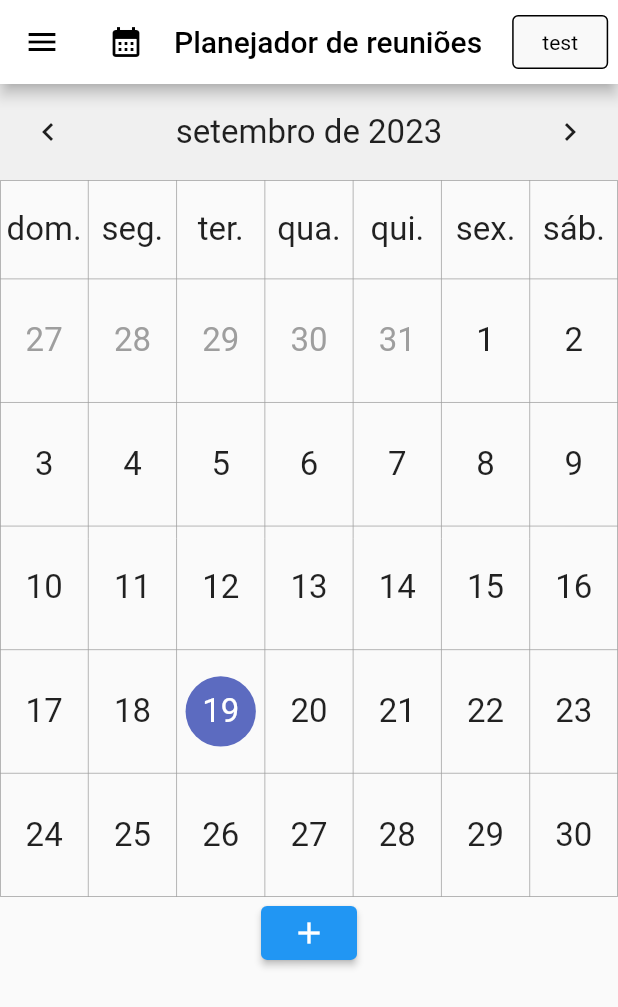
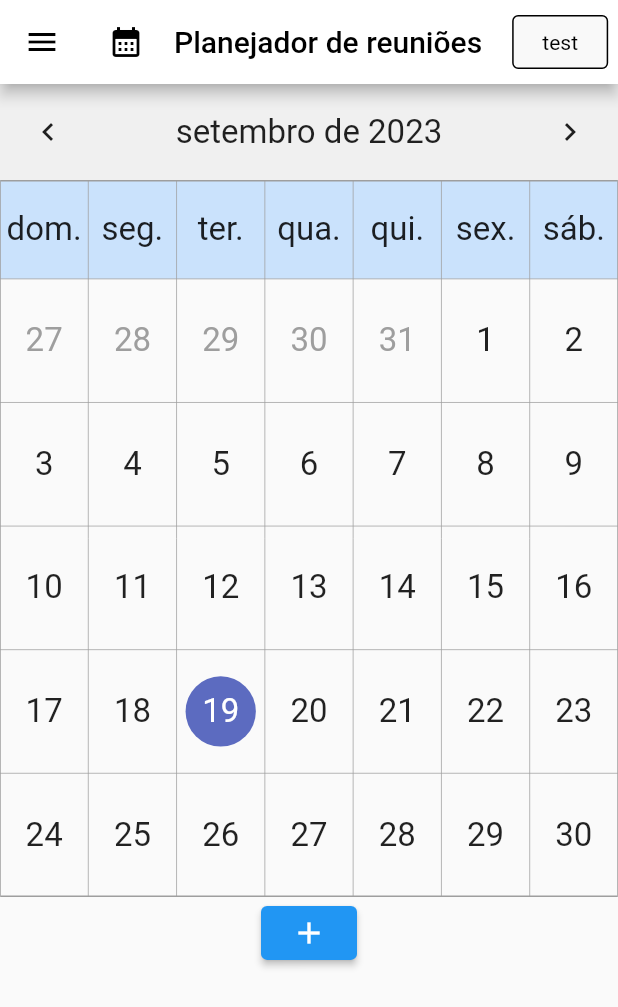
Before and after one commit to brunoalksouza/room_meet_scheduler_flutter, a Flutter app: the screen it shows after launch, on a phone screen of 412 x 824 dp. Shown: the top 1007 px of the screen. Run offline on Flutter 3.47's test engine with Material 2 defaults, Android fonts, the phone set to English and light mode, and no system bars; drawn by our look-alikes of table_calendar.

Commit message:
[FIX] some and unused files

```diff
--- a/lib/pages/scheduler.dart
+++ b/lib/pages/scheduler.dart
@@ -1,7 +1,6 @@
 import 'package:intl/intl.dart';
 import 'package:flutter/material.dart';
 import 'package:room_meet_scheduler_flutter/widgets/calendar.dart';
-import 'package:room_meet_scheduler_flutter/widgets/drawer.dart';
 
 class Scheduler extends StatelessWidget {
   const Scheduler({
@@ -72,7 +71,6 @@ class Scheduler extends StatelessWidget {
           ),
         ),
       ),
-      drawer: const DrawerSide(),
       body: const Calendar(),
     );
   }
--- a/lib/utils/corestore.dart
+++ /dev/null
@@ -1,4 +0,0 @@
-class CoreStore {
-  static String? start;
-  static String? end;
-}
--- a/lib/widgets/button.dart
+++ b/lib/widgets/alert_dialog_scheduler.dart
@@ -2,13 +2,13 @@ import 'package:flutter/material.dart';
 import 'package:room_meet_scheduler_flutter/models/event.dart';
 import 'package:room_meet_scheduler_flutter/widgets/dropdown_hour_range.dart';
 
-class Button extends StatelessWidget {
+class AlertDialogScheduler extends StatelessWidget {
   final TextEditingController descriptionController;
   final TextEditingController titleController;
   final DateTime selectedDate;
   final List<Event> events;
 
-  const Button({
+  const AlertDialogScheduler({
     super.key,
     required this.descriptionController,
     required this.titleController,
@@ -37,7 +37,7 @@ class Button extends StatelessWidget {
                         labelText: 'Titulo',
                       ),
                     ),
-                    DropdownSelectHourRange(selectedDay: selectedDate),
+                    DropdownSelectHourRange(selectedDate: selectedDate),
                     const SizedBox(height: 18),
                     TextField(
                       controller: descriptionController,
--- a/lib/widgets/calendar.dart
+++ b/lib/widgets/calendar.dart
@@ -1,6 +1,6 @@
 import 'package:flutter/material.dart';
 import 'package:room_meet_scheduler_flutter/models/event.dart';
-import 'package:room_meet_scheduler_flutter/widgets/button.dart';
+import 'package:room_meet_scheduler_flutter/widgets/alert_dialog_scheduler.dart';
 import 'package:table_calendar/table_calendar.dart';
 import 'package:intl/date_symbol_data_local.dart';
 
@@ -16,8 +16,6 @@ class Calendar extends StatefulWidget {
 
 class _CalendarState extends State<Calendar> {
   DateTime todayDate = DateTime.now();
-
-  late final String selectedDay;
 
   final CalendarFormat _calendarFormat = CalendarFormat.month;
 
@@ -43,8 +41,8 @@ class _CalendarState extends State<Calendar> {
               tableBorder: TableBorder(
                 right: BorderSide(width: 0.5, color: Colors.grey),
                 left: BorderSide(width: 0.5, color: Colors.grey),
-                top: BorderSide(width: 0.5, color: Colors.grey),
-                bottom: BorderSide(width: 0.5, color: Colors.grey),
+                top: BorderSide(width: 1, color: Colors.grey),
+                bottom: BorderSide(width: 1, color: Colors.grey),
                 horizontalInside: BorderSide(width: 0.5, color: Colors.grey),
                 verticalInside: BorderSide(width: 0.5, color: Colors.grey),
               ),
@@ -63,9 +61,6 @@ class _CalendarState extends State<Calendar> {
                 color: Color.fromARGB(255, 240, 240, 240),
               ),
             ),
-            selectedDayPredicate: (day) {
-              return isSameDay(todayDate, day);
-            },
             onDaySelected: (selectedDay, focusedDay) {
               setState(
                 () {
@@ -77,16 +72,21 @@ class _CalendarState extends State<Calendar> {
               );
             },
             daysOfWeekStyle: const DaysOfWeekStyle(
+              decoration:
+                  BoxDecoration(color: Color.fromARGB(112, 141, 196, 255)),
               weekdayStyle:
                   TextStyle(fontSize: 22), // Estilo dos dias da semana
               weekendStyle:
                   TextStyle(fontSize: 22), // Estilo dos fins de semana
             ),
+            selectedDayPredicate: (day) {
+              return isSameDay(todayDate, day);
+            },
             rowHeight: MediaQuery.of(context).size.height * 0.10,
             daysOfWeekHeight: MediaQuery.of(context).size.height * 0.08,
           ),
         ),
-        Button(
+        AlertDialogScheduler(
           descriptionController: _descriptionController,
           titleController: _titleController,
           selectedDate: todayDate,
--- a/lib/widgets/select_range_hour.dart
+++ b/lib/widgets/hour_dropdown_constructor.dart
@@ -1,11 +1,11 @@
 import 'package:flutter/material.dart';
 
-class HourDropdown extends StatelessWidget {
+class HourDropdownConstructor extends StatelessWidget {
   final String value;
   final List<String> items;
   final ValueChanged<String> onChanged;
 
-  const HourDropdown({
+  const HourDropdownConstructor({
     super.key,
     required this.value,
     required this.items,
```
Also changed, not shown: lib/widgets/dropdown_hour_range.dart (+13 -11 lines), lib/utils/functions/corestore.dart (added).
